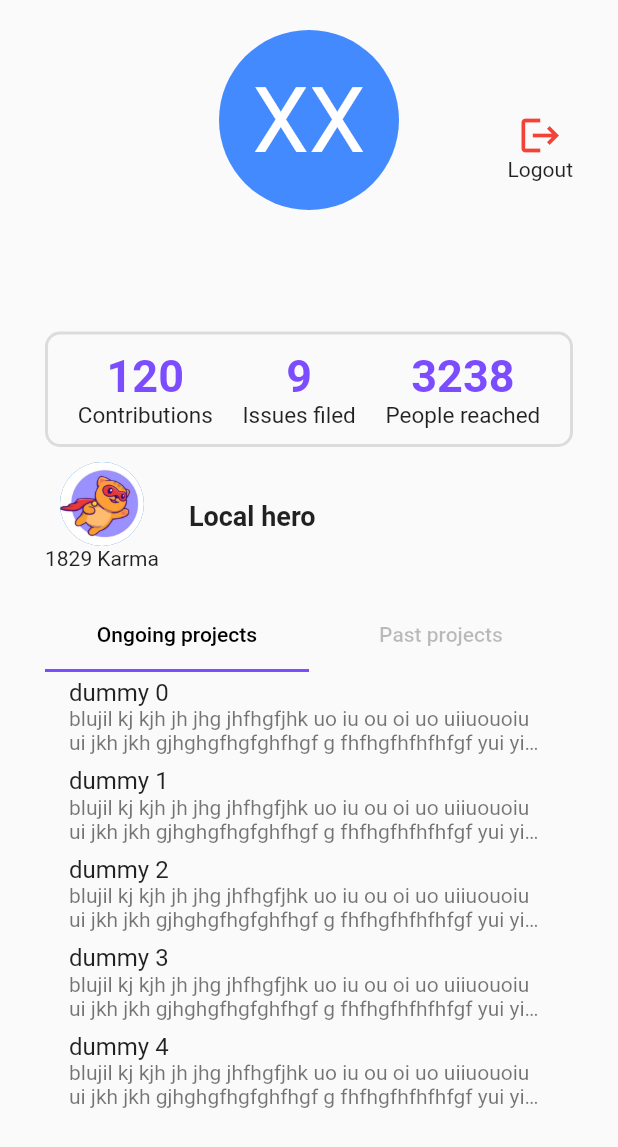
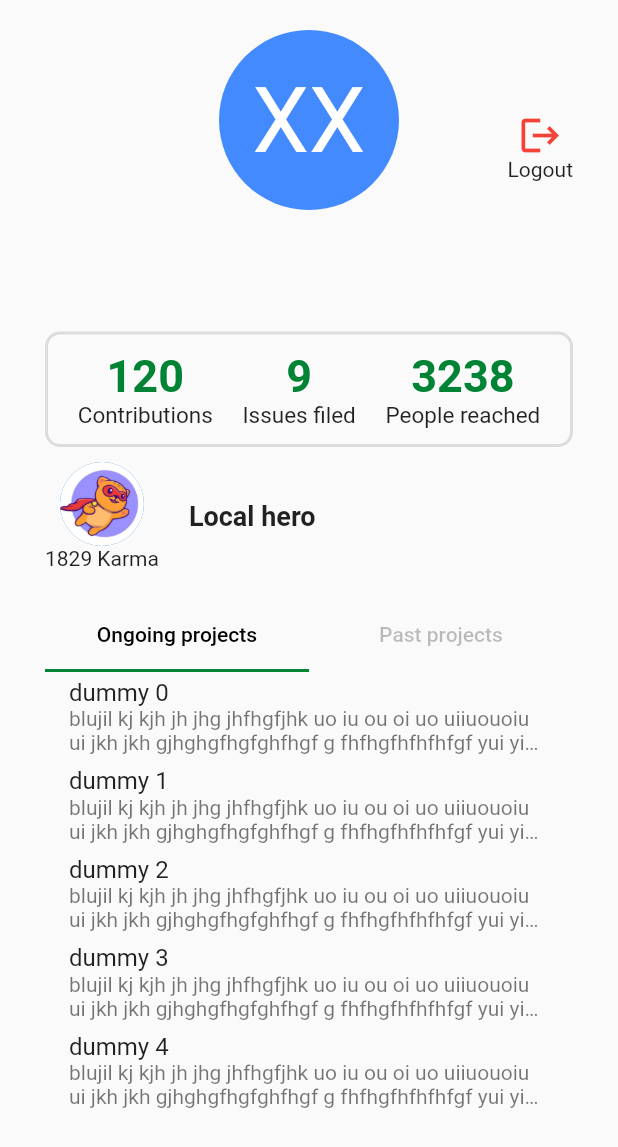
Before and after one commit to ethznerds/mycity, a Flutter app: the _ProfileWidget widget shown alone on an empty page, opened directly with empty values, on a phone screen of 412 x 824 dp. Shown: the top 1147 px of the screen. Run offline on Flutter 3.47's test engine with Material 2 defaults, Android fonts, the phone set to English and light mode, and no system bars; our stand-ins replace cloud_firestore, firebase_auth, firebase_core, flutter_cache_manager, google_maps_flutter, location; missing offline and left inert: fluster; accounts and stored records are empty.

Commit message:
Updated to use primary color

```diff
--- a/app/lib/ui/profile.dart
+++ b/app/lib/ui/profile.dart
@@ -83,9 +83,9 @@ class _ProfileWidgetState extends State<_ProfileWidget> {
               SizedBox(height: 20,),
               Text(widget.userDisplayName, textAlign: TextAlign.center, style: TextStyle(fontWeight: FontWeight.bold, fontSize: 35),),
               SizedBox(height: 20,),
-              userAchievements(),
+              userAchievements(context),
               SizedBox(height: 20,),
-              getProjects()
+              getProjects(context)
             ],
           ),
         ),
@@ -96,7 +96,7 @@ class _ProfileWidgetState extends State<_ProfileWidget> {
     widget.signOut();
   }
 
-  Widget getProjects() {
+  Widget getProjects(final BuildContext context) {
     var dummyProjects = generateDummyProjects();
     return Container(
       child: DefaultTabController(
@@ -109,7 +109,7 @@ class _ProfileWidgetState extends State<_ProfileWidget> {
                 Tab(text: "Ongoing projects",),
                 Tab(text: "Past projects",)
               ],
-              indicatorColor: Colors.deepPurpleAccent,
+              indicatorColor: Theme.of(context).primaryColor,
               labelColor: Colors.black,
               unselectedLabelColor: Colors.black26,)
             ),
@@ -144,8 +144,8 @@ class _ProfileWidgetState extends State<_ProfileWidget> {
     );
   }
 
-  Widget userAchievements() {
-    const numberStyle = TextStyle(fontWeight: FontWeight.bold, fontSize: 30, color: Colors.deepPurpleAccent);
+  Widget userAchievements(final BuildContext context) {
+    var numberStyle = TextStyle(fontWeight: FontWeight.bold, fontSize: 30, color: Theme.of(context).primaryColor);
     const textStyle = TextStyle(fontSize: 15);
     return Container(
       child: Column(
```
